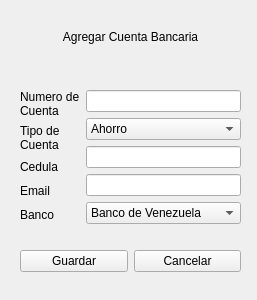
Above: tax_system/add_cuenta_bancaria.ui from PR2-2018-Sec2/Project-Pr2 before the change. Below: the same form after it.
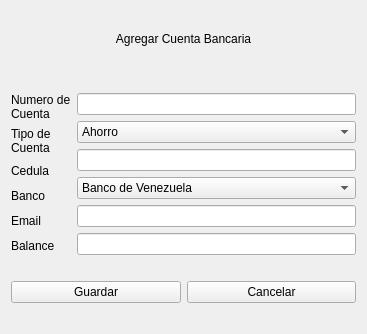
That is the form after the change.

Patch:
```diff
--- a/tax_system/add_cuenta_bancaria.ui
+++ b/tax_system/add_cuenta_bancaria.ui
@@ -6,22 +6,15 @@
    <rect>
     <x>0</x>
     <y>0</y>
-    <width>257</width>
-    <height>300</height>
+    <width>367</width>
+    <height>334</height>
    </rect>
   </property>
   <property name="windowTitle">
    <string>Form</string>
   </property>
-  <widget class="QWidget" name="layoutWidget">
-   <property name="geometry">
-    <rect>
-     <x>20</x>
-     <y>10</y>
-     <width>221</width>
-     <height>282</height>
-    </rect>
-   </property>
+  <layout class="QVBoxLayout" name="verticalLayout_3">
+   <item>
    <layout class="QGridLayout" name="gridLayout">
     <item row="0" column="0">
      <widget class="QLabel" name="label">
@@ -73,13 +66,6 @@
           </property>
          </widget>
         </item>
-        <item>
-         <widget class="QLabel" name="label_email">
-          <property name="text">
-           <string>Email</string>
-          </property>
-         </widget>
-        </item>
         <item>
          <widget class="QLabel" name="label_banco">
           <property name="text">
@@ -87,6 +73,20 @@
           </property>
          </widget>
         </item>
+         <item>
+          <widget class="QLabel" name="label_email">
+           <property name="text">
+            <string>Email</string>
+           </property>
+          </widget>
+         </item>
+         <item>
+          <widget class="QLabel" name="label_balance">
+           <property name="text">
+            <string>Balance</string>
+           </property>
+          </widget>
+         </item>
        </layout>
       </item>
       <item>
@@ -111,9 +111,6 @@
         <item>
          <widget class="QLineEdit" name="lineEdit_cedula"/>
         </item>
-        <item>
-         <widget class="QLineEdit" name="lineEdit_email"/>
-        </item>
         <item>
          <widget class="QComboBox" name="comboBox_banco">
           <item>
@@ -173,6 +170,12 @@
           </item>
          </widget>
         </item>
+         <item>
+          <widget class="QLineEdit" name="lineEdit_email"/>
+         </item>
+         <item>
+          <widget class="QLineEdit" name="lineEdit_balance"/>
+         </item>
        </layout>
       </item>
      </layout>
@@ -222,7 +225,8 @@
      </spacer>
     </item>
    </layout>
-  </widget>
+   </item>
+  </layout>
  </widget>
  <resources/>
  <connections/>
```
Lines whose indentation alone changed are shown as unchanged.
